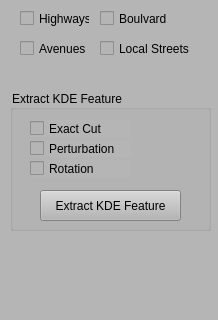
Above: RoadFeatureExplorer/ControlWidget.ui from gnishida/RoadFeatureExplorer before the change; both pictures show x 0 to 218 and y 0 to 320 of the 218 by 888 pixel window. Below: the same form after it.
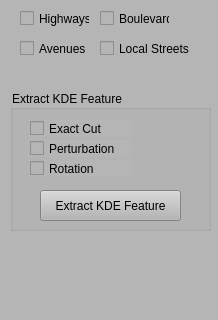
That is the form after the change.

The edit to the form file:
```diff
--- a/RoadFeatureExplorer/ControlWidget.ui
+++ b/RoadFeatureExplorer/ControlWidget.ui
@@ -134,7 +134,7 @@
      </rect>
     </property>
     <property name="text">
-     <string>Boulvard</string>
+     <string>Boulevard</string>
     </property>
    </widget>
   </widget>
```
